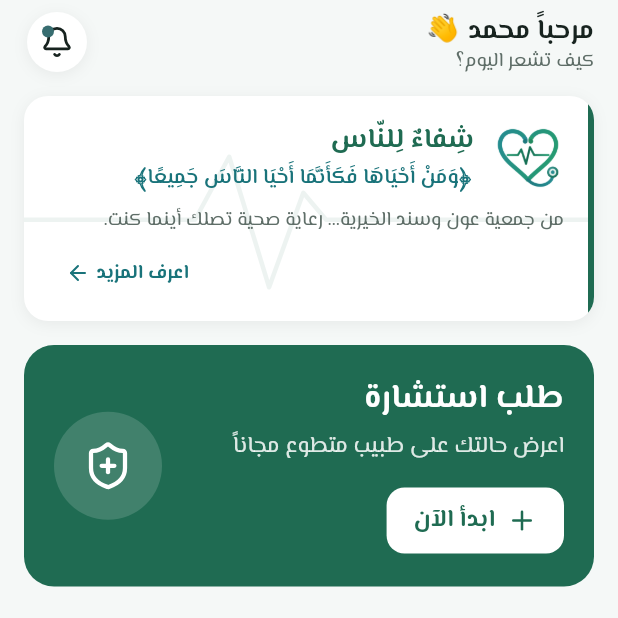
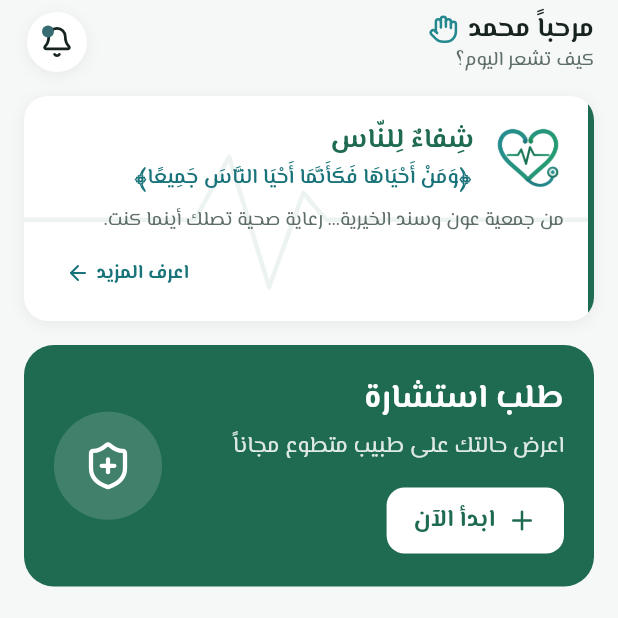
Before and after one commit to elmahajaelbeidda-arch/proje-medical, a Flutter app: the PatientShell screen opened by its route, on a phone screen of 412 x 824 dp, the top half of it. Run offline on Flutter 3.47's test engine with Material 3 defaults, Android fonts, the phone set to English and light mode, and no system bars; our stand-ins replace audioplayers, file_picker, flutter_map, flutter_riverpod, geolocator, go_router and 10 more; missing offline and left inert: dart:js_interop, mobile_scanner, record; accounts and stored records are empty; project files that could hold a hidden picture were left out.

Commit message:
Greeting: app-coloured hand icon instead of the yellow emoji
Co-Authored-By: Claude Opus 5.5 <noreply@anthropic.com>
Claude-Session: https://claude.ai/code/session_01WCHmX4GbDBxNviUEX2VJtb

```diff
--- a/lib/features/patient/home_tab.dart
+++ b/lib/features/patient/home_tab.dart
@@ -257,8 +257,11 @@ class _TopBar extends ConsumerWidget {
               mainAxisAlignment: MainAxisAlignment.center,
               crossAxisAlignment: CrossAxisAlignment.start,
               children: [
-                Text(
-                  '${context.tr('hello')} ${auth.displayName.split(' ').first} 👋',
+                Row(
+                  children: [
+                    Flexible(
+                      child: Text(
+                        '${context.tr('hello')} ${auth.displayName.split(' ').first}',
                         maxLines: 1,
                         overflow: TextOverflow.ellipsis,
                         style: TextStyle(
@@ -267,6 +270,16 @@ class _TopBar extends ConsumerWidget {
                           color: AppColors.text,
                           height: 1.3,
                         ),
+                      ),
+                    ),
+                    const SizedBox(width: 6),
+                    // Greeting hand in the app's colours (no yellow emoji).
+                    Icon(
+                      LucideIcons.hand,
+                      size: 20,
+                      color: AppColors.turquoise,
+                    ),
+                  ],
                 ),
                 Text(
                   context.tr('how_feel'),
```
Lines whose indentation alone changed are shown as unchanged.
